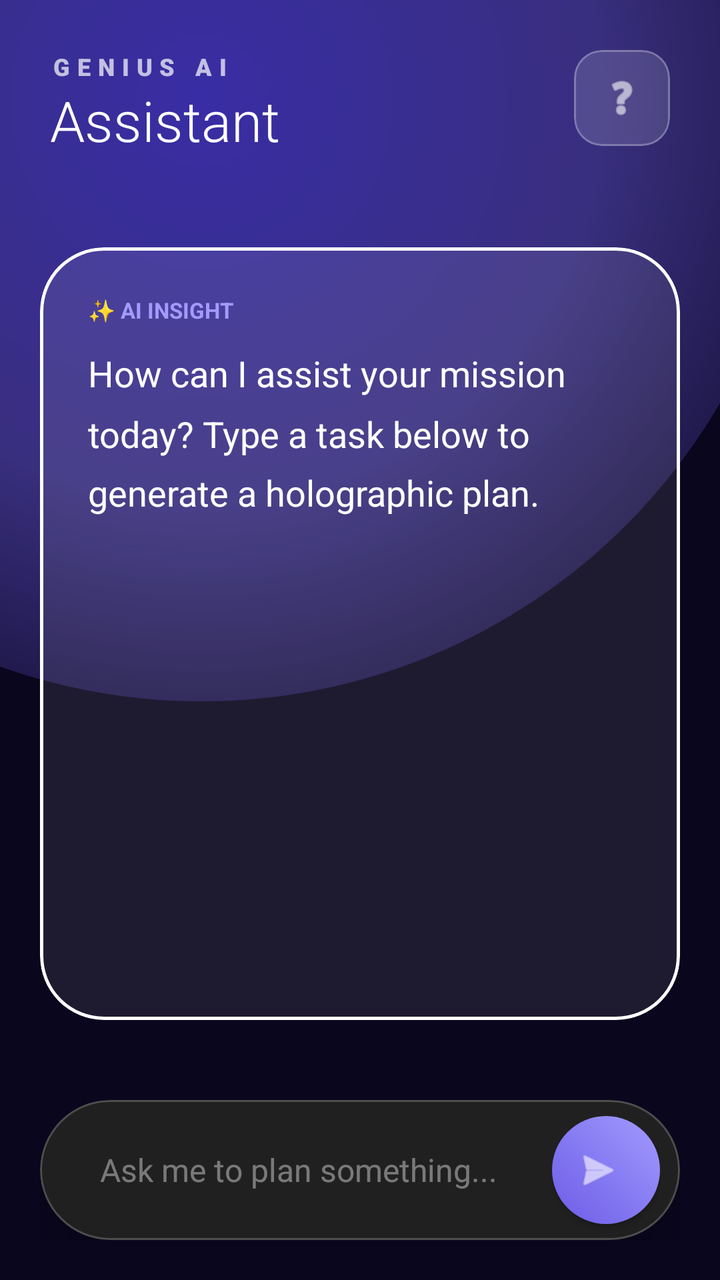
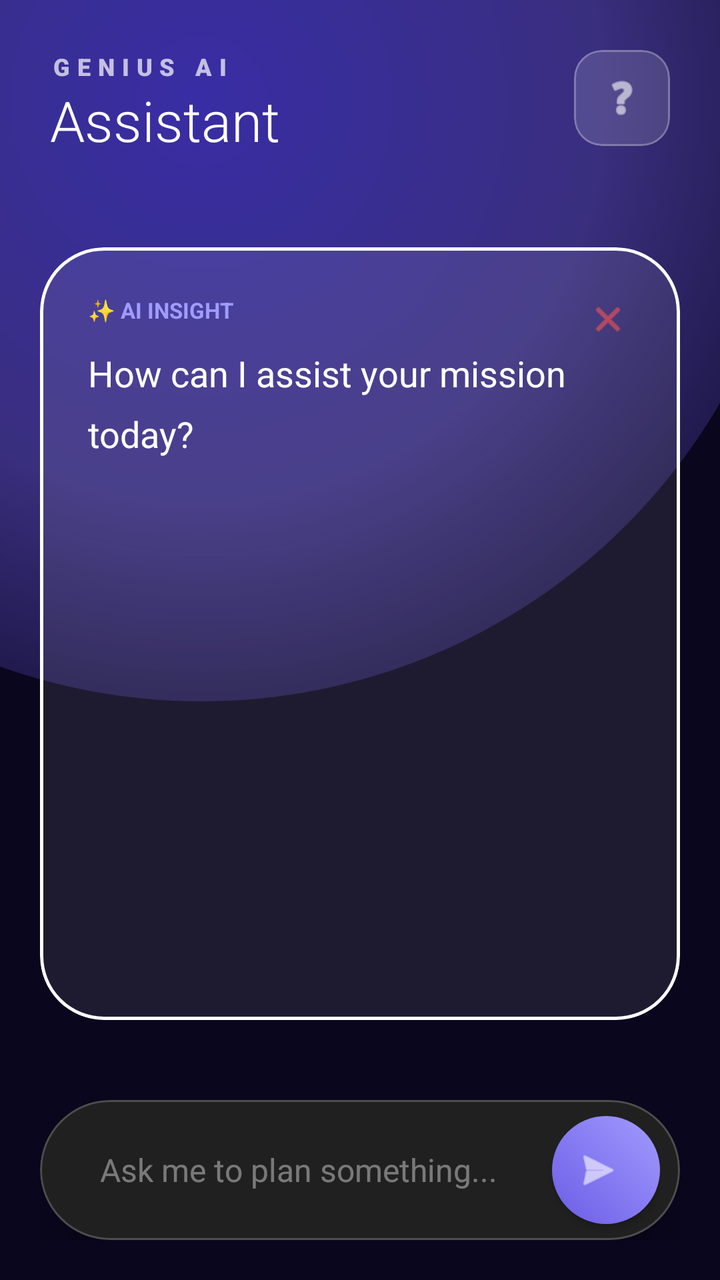

Screens rendered from an Android XML layout before and after an edit, with the pre-edit source and the edit as a unified diff.
<!-- AndroidManifest.xml: application theme Theme.ReemaFinal2 -->
<!-- res/layout/activity_ai.xml -->
<?xml version="1.0" encoding="utf-8"?>
<androidx.constraintlayout.widget.ConstraintLayout
    xmlns:android="http://schemas.android.com/apk/res/android"
    xmlns:app="http://schemas.android.com/apk/res-auto"
    xmlns:tools="http://schemas.android.com/tools"
    android:layout_width="match_parent"
    android:layout_height="match_parent"
    android:background="#0A061E"
    tools:context=".Ai">

    
    <View
        android:layout_width="600dp"
        android:layout_height="600dp"
        android:background="@drawable/bg_holographic_glow"
        app:layout_constraintTop_toTopOf="parent"
        app:layout_constraintStart_toStartOf="parent"
        android:layout_marginTop="-250dp"
        android:layout_marginStart="-200dp"
        android:alpha="0.6"/>

    
    <RelativeLayout
        android:id="@+id/header"
        android:layout_width="match_parent"
        android:layout_height="wrap_content"
        android:padding="25dp"
        app:layout_constraintTop_toTopOf="parent">

        <LinearLayout
            android:layout_width="wrap_content"
            android:layout_height="wrap_content"
            android:orientation="vertical">

            <TextView
                android:id="@+id/genus_ai"
                android:layout_width="wrap_content"
                android:layout_height="wrap_content"
                android:fontFamily="sans-serif-black"
                android:letterSpacing="0.3"
                android:text="GENIUS AI"
                android:textColor="#B3FFFFFF"
                android:textSize="12sp" />

            <TextView
                android:id="@+id/assistant"
                android:layout_width="wrap_content"
                android:layout_height="wrap_content"
                android:fontFamily="sans-serif-light"
                android:text="Assistant"
                android:textColor="#FFFFFF"
                android:textSize="28sp" />
        </LinearLayout>

        <com.google.android.material.card.MaterialCardView
            android:layout_width="48dp"
            android:layout_height="48dp"
            android:layout_alignParentRight="true"
            app:cardCornerRadius="14dp"
            app:cardBackgroundColor="#22FFFFFF"
            app:strokeWidth="1dp"
            app:strokeColor="#44FFFFFF"
            app:cardElevation="0dp">
            <ImageView
                android:layout_width="match_parent"
                android:layout_height="match_parent"
                android:src="@android:drawable/ic_menu_help"
                android:padding="12dp"
                app:tint="#FFFFFF"/>
        </com.google.android.material.card.MaterialCardView>
    </RelativeLayout>

    
    <com.google.android.material.card.MaterialCardView
        android:id="@+id/responseCard"
        android:layout_width="match_parent"
        android:layout_height="0dp"
        android:layout_margin="20dp"
        app:cardCornerRadius="32dp"
        app:cardBackgroundColor="#15FFFFFF"
        app:cardElevation="0dp"
        app:strokeWidth="1.5dp"
        app:layout_constraintTop_toBottomOf="@id/header"
        app:layout_constraintBottom_toTopOf="@id/inputArea">

        <LinearLayout
            android:layout_width="match_parent"
            android:layout_height="match_parent"
            android:orientation="vertical"
            android:padding="24dp">

            <TextView
                android:id="@+id/ai_insight"
                android:layout_width="wrap_content"
                android:layout_height="wrap_content"
                android:layout_marginBottom="12dp"
                android:text="✨ AI INSIGHT"
                android:textColor="#A29BFE"
                android:textSize="11sp"
                android:textStyle="bold" />

            <androidx.core.widget.NestedScrollView
                android:layout_width="match_parent"
                android:layout_height="match_parent">
                <TextView
                    android:id="@+id/tvAiResponse"
                    android:layout_width="match_parent"
                    android:layout_height="wrap_content"
                    android:text="How can I assist your mission today? Type a task below to generate a holographic plan."
                    android:textColor="#FFFFFF"
                    android:textSize="18sp"
                    android:lineSpacingMultiplier="1.4"
                    android:fontFamily="sans-serif"/>
            </androidx.core.widget.NestedScrollView>
        </LinearLayout>
    </com.google.android.material.card.MaterialCardView>

    
    <LinearLayout
        android:id="@+id/inputArea"
        android:layout_width="match_parent"
        android:layout_height="wrap_content"
        android:padding="20dp"
        app:layout_constraintBottom_toBottomOf="parent">

        <com.google.android.material.card.MaterialCardView
            android:layout_width="match_parent"
            android:layout_height="70dp"
            app:cardCornerRadius="35dp"
            app:cardBackgroundColor="#202020"
            app:cardElevation="20dp"
            app:strokeWidth="1dp"
            app:strokeColor="#33FFFFFF">

            <LinearLayout
                android:layout_width="match_parent"
                android:layout_height="match_parent"
                android:gravity="center_vertical"
                android:paddingHorizontal="10dp">

                <EditText
                    android:id="@+id/topic"
                    android:layout_width="0dp"
                    android:layout_height="match_parent"
                    android:layout_weight="1"
                    android:background="@null"
                    android:hint="Ask me to plan something..."
                    android:paddingHorizontal="20dp"
                    android:textColor="#FFFFFF"
                    android:textColorHint="#66FFFFFF"
                    android:textSize="16sp" />

                <com.google.android.material.button.MaterialButton
                    android:id="@+id/btnSuggestSteps"
                    android:layout_width="54dp"
                    android:layout_height="54dp"
                    app:cornerRadius="27dp"
                    app:icon="@android:drawable/ic_menu_send"
                    app:iconSize="24dp"
                    app:iconGravity="textStart"
                    android:padding="0dp"
                    android:insetLeft="0dp"
                    android:insetTop="0dp"
                    android:insetRight="0dp"
                    android:insetBottom="0dp"
                    app:backgroundTint="@null"
                    android:background="@drawable/bg_gradient_button"
                    app:elevation="4dp"/>
            </LinearLayout>
        </com.google.android.material.card.MaterialCardView>
    </LinearLayout>

</androidx.constraintlayout.widget.ConstraintLayout>
<!-- resources referenced by this layout -->
<resources>
  <!-- drawable bg_gradient_button (drawable) -->
  <shape xmlns:android="http://schemas.android.com/apk/res/android">
      <gradient
          android:startColor="#6C5CE7"
          android:endColor="#A29BFE"
          android:angle="45" />
      <corners android:radius="30dp" />
  </shape>
  <!-- drawable bg_holographic_glow (drawable) -->
  <shape xmlns:android="http://schemas.android.com/apk/res/android" android:shape="oval">
      <gradient
          android:type="radial"
          android:gradientRadius="400dp"
          android:startColor="#5848FF"
          android:centerColor="#CC6C5CE7"
          android:endColor="#00000000" />
  </shape>
  <style name="Theme.ReemaFinal2" parent="Base.Theme.ReemaFinal2" />
  <style name="Base.Theme.ReemaFinal2" parent="Theme.MaterialComponents.DayNight.NoActionBar">
          
      </style>
</resources>

<!-- the commit's change to res/layout/activity_ai.xml (unified diff, before → after) -->
@@ -83,36 +83,53 @@
         app:layout_constraintTop_toBottomOf="@id/header"
         app:layout_constraintBottom_toTopOf="@id/inputArea">
 
-        <LinearLayout
+        <FrameLayout
             android:layout_width="match_parent"
-            android:layout_height="match_parent"
-            android:orientation="vertical"
-            android:padding="24dp">
+            android:layout_height="match_parent">
 
-            <TextView
-                android:id="@+id/ai_insight"
-                android:layout_width="wrap_content"
-                android:layout_height="wrap_content"
-                android:layout_marginBottom="12dp"
-                android:text="✨ AI INSIGHT"
-                android:textColor="#A29BFE"
-                android:textSize="11sp"
-                android:textStyle="bold" />
+            <LinearLayout
+                android:layout_width="match_parent"
+                android:layout_height="match_parent"
+                android:orientation="vertical"
+                android:padding="24dp">
 
-            <androidx.core.widget.NestedScrollView
-                android:layout_width="match_parent"
-                android:layout_height="match_parent">
                 <TextView
-                    android:id="@+id/tvAiResponse"
+                    android:id="@+id/ai_insight"
+                    android:layout_width="wrap_content"
+                    android:layout_height="wrap_content"
+                    android:layout_marginBottom="12dp"
+                    android:text="✨ AI INSIGHT"
+                    android:textColor="#A29BFE"
+                    android:textSize="11sp"
+                    android:textStyle="bold" />
+
+                <androidx.core.widget.NestedScrollView
                     android:layout_width="match_parent"
-                    android:layout_height="wrap_content"
-                    android:text="How can I assist your mission today? Type a task below to generate a holographic plan."
-                    android:textColor="#FFFFFF"
-                    android:textSize="18sp"
-                    android:lineSpacingMultiplier="1.4"
-                    android:fontFamily="sans-serif"/>
-            </androidx.core.widget.NestedScrollView>
-        </LinearLayout>
+                    android:layout_height="match_parent">
+                    <TextView
+                        android:id="@+id/tvAiResponse"
+                        android:layout_width="match_parent"
+                        android:layout_height="wrap_content"
+                        android:text="How can I assist your mission today?"
+                        android:textColor="#FFFFFF"
+                        android:textSize="18sp"
+                        android:lineSpacingMultiplier="1.4"
+                        android:fontFamily="sans-serif"/>
+                </androidx.core.widget.NestedScrollView>
+            </LinearLayout>
+
+            
+            <com.google.android.material.button.MaterialButton
+                android:id="@+id/btnStopSpeech"
+                style="@style/Widget.Material3.Button.IconButton"
+                android:layout_width="48dp"
+                android:layout_height="48dp"
+                android:layout_gravity="end|top"
+                android:layout_margin="12dp"
+                app:icon="@android:drawable/ic_menu_close_clear_cancel"
+                app:iconTint="#FF5252"
+                app:rippleColor="#33FF5252" />
+        </FrameLayout>
     </com.google.android.material.card.MaterialCardView>
 
     
